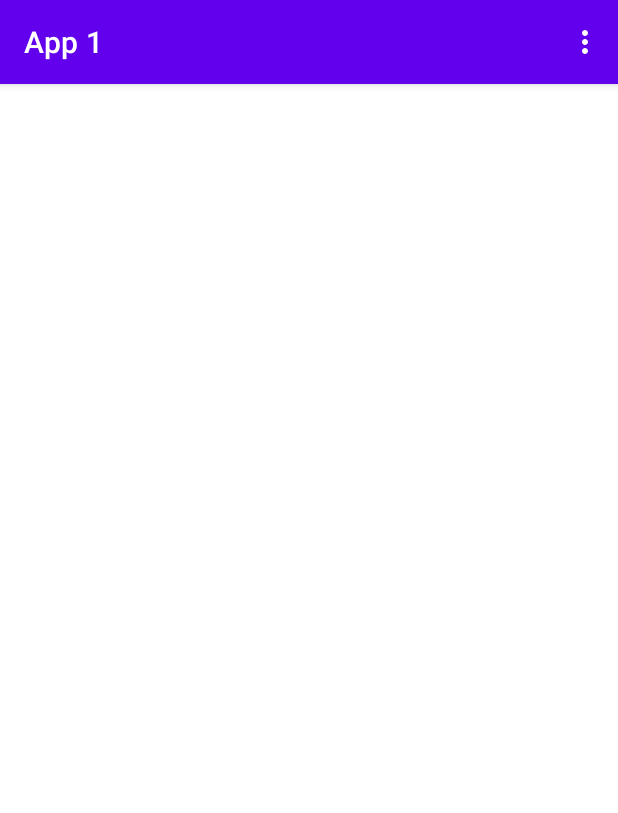
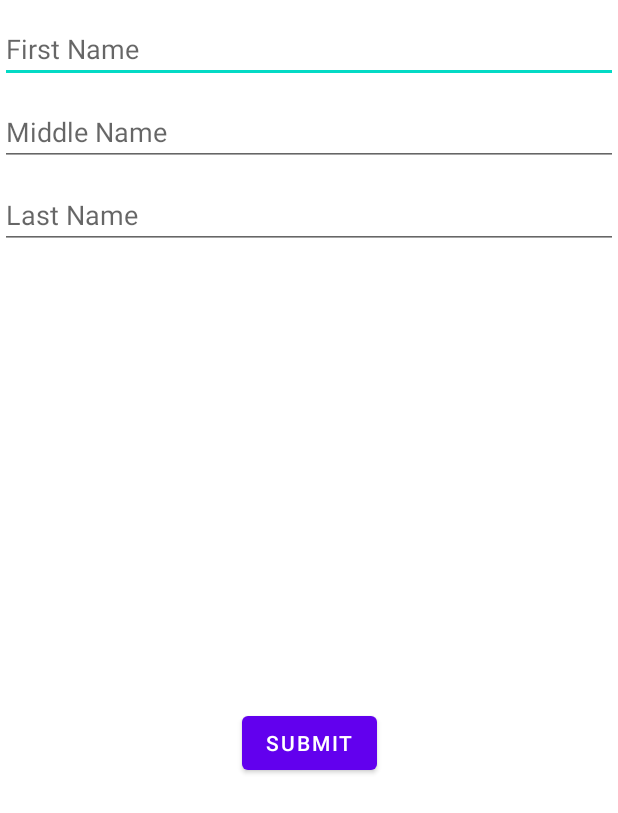
Before and after one commit to NateLanza/4530_App1, an Android app: the screen it shows after launch (FormActivity), on a phone screen of 412 x 824 dp. Shown: the top 813 px of the screen. Run offline under Robolectric (Android 15) with nearby library versions, the phone set to English and light mode, and no system bars; our stand-ins replace navigation-ui.

Commit message:
Passing args & layout working

```diff
--- a/app/src/main/java/com/example/app1/FormActivity.kt
+++ b/app/src/main/java/com/example/app1/FormActivity.kt
@@ -14,7 +14,6 @@ import com.example.app1.databinding.ActivityFormBinding
 
 class FormActivity : AppCompatActivity() {
 
-    private lateinit var appBarConfiguration: AppBarConfiguration
     private lateinit var binding: ActivityFormBinding
 
     override fun onCreate(savedInstanceState: Bundle?) {
@@ -23,7 +22,6 @@ class FormActivity : AppCompatActivity() {
         binding = ActivityFormBinding.inflate(layoutInflater)
         setContentView(binding.root)
 
-        setSupportActionBar(binding.toolbar)
         binding.nextButton.setOnClickListener(this::nextActivity)
     }
 
@@ -36,20 +34,4 @@ class FormActivity : AppCompatActivity() {
         messageIntent.putExtra("lastName", binding.lastName.text.toString())
         this.startActivity(messageIntent)
     }
-
-    override fun onCreateOptionsMenu(menu: Menu): Boolean {
-        // Inflate the menu; this adds items to the action bar if it is present.
-        menuInflater.inflate(R.menu.menu_main, menu)
-        return true
-    }
-
-    override fun onOptionsItemSelected(item: MenuItem): Boolean {
-        // Handle action bar item clicks here. The action bar will
-        // automatically handle clicks on the Home/Up button, so long
-        // as you specify a parent activity in AndroidManifest.xml.
-        return when (item.itemId) {
-            R.id.action_settings -> true
-            else -> super.onOptionsItemSelected(item)
-        }
-    }
 }
--- a/app/src/main/res/layout/activity_form.xml
+++ b/app/src/main/res/layout/activity_form.xml
@@ -6,19 +6,12 @@
     android:layout_height="match_parent"
     tools:context=".FormActivity">
 
-    <com.google.android.material.appbar.AppBarLayout
+    <androidx.constraintlayout.widget.ConstraintLayout xmlns:android="http://schemas.android.com/apk/res/android"
+        xmlns:app="http://schemas.android.com/apk/res-auto"
+        xmlns:tools="http://schemas.android.com/tools"
         android:layout_width="match_parent"
-        android:layout_height="wrap_content"
-        android:theme="@style/Theme.App1.AppBarOverlay">
-
-        <androidx.appcompat.widget.Toolbar
-            android:id="@+id/toolbar"
-            android:layout_width="match_parent"
-            android:layout_height="?attr/actionBarSize"
-            android:background="?attr/colorPrimary"
-            app:popupTheme="@style/Theme.App1.PopupOverlay" />
-
-    </com.google.android.material.appbar.AppBarLayout>
+        android:layout_height="match_parent"
+        tools:context=".FirstFragment">
 
         <EditText
             android:id="@+id/firstName"
@@ -62,4 +55,8 @@
             app:layout_constraintStart_toStartOf="parent"
             app:layout_constraintTop_toBottomOf="@+id/lastName" />
 
+
+
+    </androidx.constraintlayout.widget.ConstraintLayout>
+
 </androidx.coordinatorlayout.widget.CoordinatorLayout>
--- a/app/src/main/res/menu/menu_main.xml
+++ /dev/null
@@ -1,10 +0,0 @@
-<menu xmlns:android="http://schemas.android.com/apk/res/android"
-    xmlns:app="http://schemas.android.com/apk/res-auto"
-    xmlns:tools="http://schemas.android.com/tools"
-    tools:context="com.example.app1.FormActivity">
-    <item
-        android:id="@+id/action_settings"
-        android:orderInCategory="100"
-        android:title="@string/action_settings"
-        app:showAsAction="never" />
-</menu>
```
Lines whose indentation alone changed are shown as unchanged.
